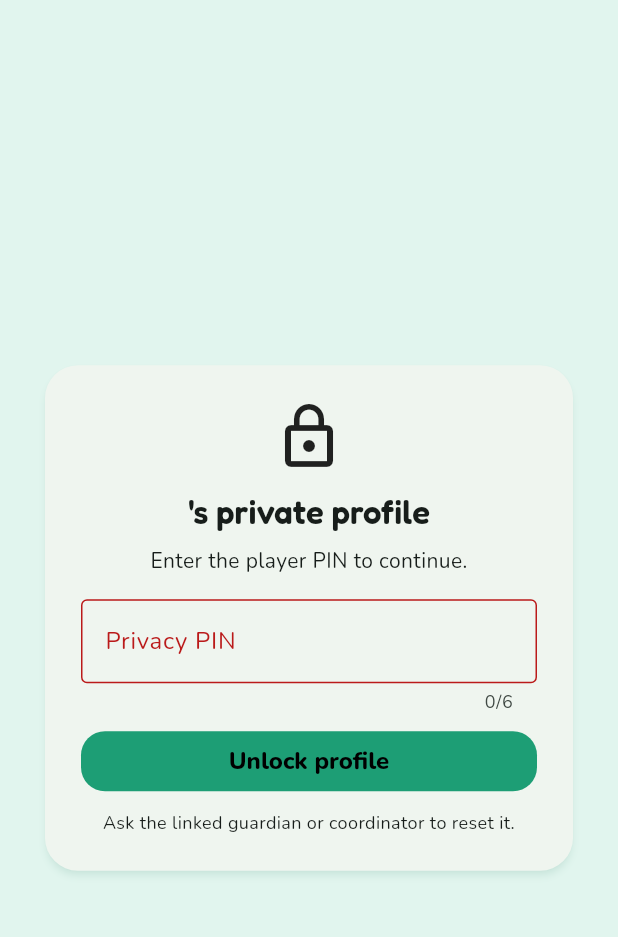
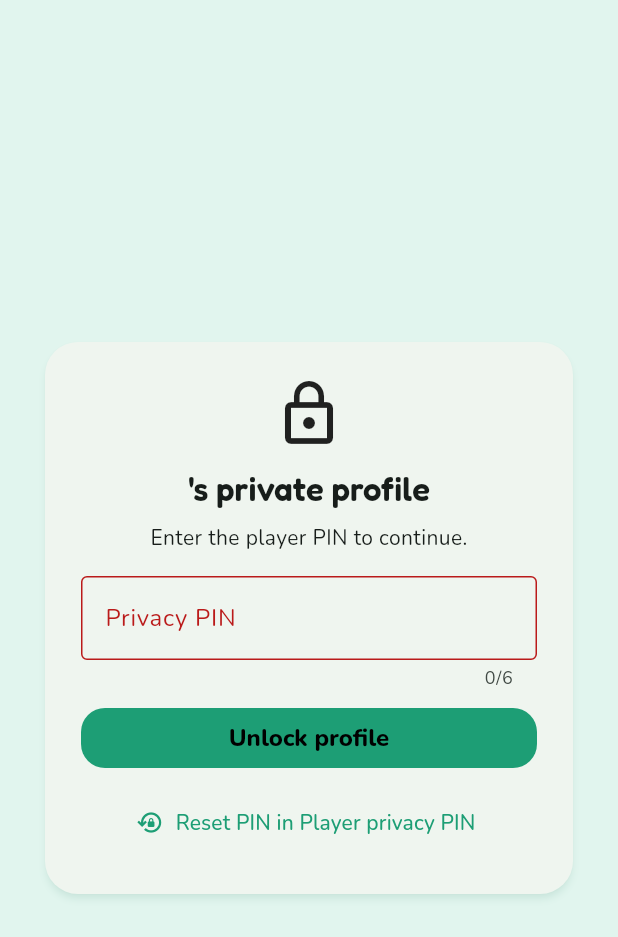
Before and after one commit to andreswooshik/FootPath-Cebu, a Flutter app: the _PinPrompt widget shown alone on an empty page, opened directly with empty values, on a phone screen of 412 x 824 dp. Shown: the top 937 px of the screen. Run offline on Flutter 3.47's test engine with Material 3 defaults, Android fonts, the phone set to English and light mode, and no system bars; our stand-ins replace connectivity_plus, firebase_auth, firebase_core, firebase_messaging, flutter_riverpod, flutter_svg and 2 more; accounts and stored records are empty; network calls fail.

Commit message:
Add direct privacy PIN reset link

```diff
--- a/footpath_cebu/lib/presentation/widgets/player_privacy_gate.dart
+++ b/footpath_cebu/lib/presentation/widgets/player_privacy_gate.dart
@@ -6,6 +6,7 @@ import 'package:footpath_cebu/core/di/providers.dart';
 import 'package:footpath_cebu/domain/entities/player.dart';
 import 'package:footpath_cebu/domain/repositories/player_privacy_pin_repository.dart';
 import 'package:footpath_cebu/presentation/providers/player_privacy_pin_providers.dart';
+import 'package:footpath_cebu/presentation/screens/player_privacy_pin_screen.dart';
 
 /// Whether child-scoped navigation should be available right now.
 ///
@@ -125,6 +126,17 @@ class _PlayerPrivacyGateState extends ConsumerState<PlayerPrivacyGate> {
     }
   }
 
+  void _openPrivacyPinManagement() {
+    Navigator.of(context).push(
+      MaterialPageRoute(
+        builder: (_) => PlayerPrivacyPinScreen(
+          player: widget.player,
+          isGuardian: widget.isGuardian,
+        ),
+      ),
+    );
+  }
+
   @override
   Widget build(BuildContext context) {
     final status = ref.watch(playerPrivacyPinStatusProvider(widget.player.id));
@@ -161,6 +173,9 @@ class _PlayerPrivacyGateState extends ConsumerState<PlayerPrivacyGate> {
           error: _error,
           locked: pinStatus.locked,
           onVerify: _verify,
+          onOpenPrivacyPin: widget.isGuardian
+              ? _openPrivacyPinManagement
+              : null,
         );
       },
     );
@@ -265,6 +280,7 @@ class _PinPrompt extends StatelessWidget {
     required this.error,
     required this.locked,
     required this.onVerify,
+    required this.onOpenPrivacyPin,
   });
 
   final Player player;
@@ -274,6 +290,7 @@ class _PinPrompt extends StatelessWidget {
   final String? error;
   final bool locked;
   final VoidCallback onVerify;
+  final VoidCallback? onOpenPrivacyPin;
 
   @override
   Widget build(BuildContext context) {
@@ -332,13 +349,18 @@ class _PinPrompt extends StatelessWidget {
                     ),
                   ),
                   const SizedBox(height: 8),
-                  Text(
-                    isGuardian
-                        ? 'To reset a lost PIN, open Profile -> Player privacy PIN.'
-                        : 'Ask the linked guardian or coordinator to reset it.',
-                    textAlign: TextAlign.center,
-                    style: const TextStyle(fontSize: 12),
-                  ),
+                  if (onOpenPrivacyPin != null)
+                    TextButton.icon(
+                      onPressed: busy ? null : onOpenPrivacyPin,
+                      icon: const Icon(Icons.lock_reset_outlined, size: 18),
+                      label: const Text('Reset PIN in Player privacy PIN'),
+                    )
+                  else
+                    const Text(
+                      'Ask the linked guardian or coordinator to reset it.',
+                      textAlign: TextAlign.center,
+                      style: TextStyle(fontSize: 12),
+                    ),
                 ],
               ),
             ),
```
Also changed, not shown: 1 other file.
